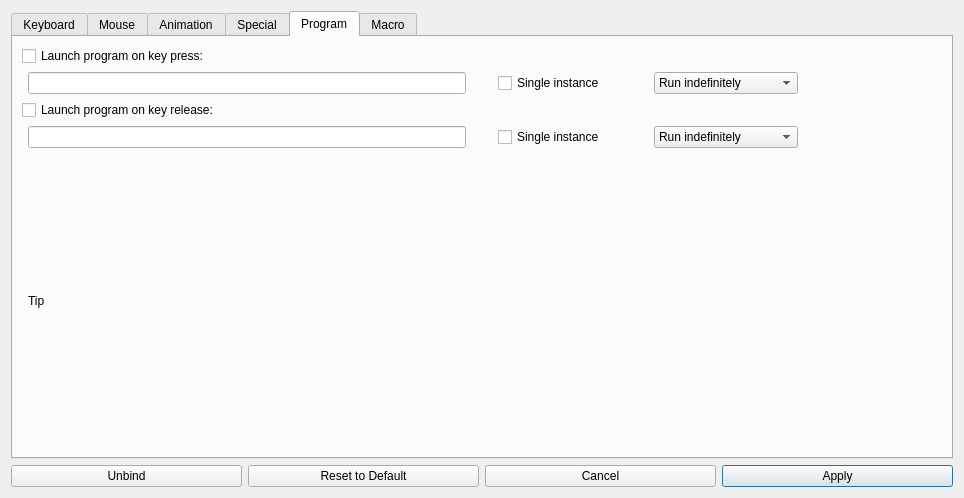
Above: src/ckb/rebindwidget.ui from sterpe/ckb-next before the change. Below: the same form after it.
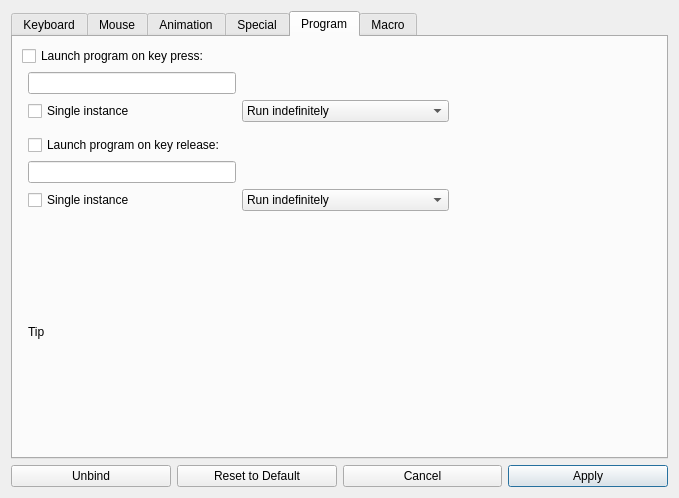
That is the form after the change. The open tabs and pages were chosen to show the change.

Commit message:
Make GUI even smaller
The GUI is even smaller, however in case the Macro tab is used, it needs
direct expansion (as before)

Patch:
```diff
--- a/src/ckb/rebindwidget.ui
+++ b/src/ckb/rebindwidget.ui
@@ -6,7 +6,7 @@
    <rect>
     <x>0</x>
     <y>0</y>
-    <width>964</width>
+    <width>679</width>
     <height>498</height>
    </rect>
   </property>
@@ -974,6 +974,45 @@
        <string>Program</string>
       </attribute>
       <layout class="QGridLayout" name="gridLayout_4">
+       <item row="7" column="1">
+        <widget class="QCheckBox" name="programKrButton">
+         <property name="text">
+          <string>Launch program on key release:</string>
+         </property>
+        </widget>
+       </item>
+       <item row="12" column="1" colspan="2">
+        <widget class="QLabel" name="progTipLabel">
+         <property name="sizePolicy">
+          <sizepolicy hsizetype="MinimumExpanding" vsizetype="MinimumExpanding">
+           <horstretch>0</horstretch>
+           <verstretch>0</verstretch>
+          </sizepolicy>
+         </property>
+         <property name="text">
+          <string>Tip</string>
+         </property>
+         <property name="textInteractionFlags">
+          <set>Qt::LinksAccessibleByMouse|Qt::TextSelectableByMouse</set>
+         </property>
+        </widget>
+       </item>
+       <item row="11" column="1">
+        <widget class="QCheckBox" name="programKrSIBox">
+         <property name="sizePolicy">
+          <sizepolicy hsizetype="Expanding" vsizetype="Fixed">
+           <horstretch>0</horstretch>
+           <verstretch>0</verstretch>
+          </sizepolicy>
+         </property>
+         <property name="text">
+          <string>Single instance</string>
+         </property>
+        </widget>
+       </item>
+       <item row="9" column="1">
+        <widget class="QLineEdit" name="programKrBox"/>
+       </item>
        <item row="2" column="1">
         <spacer name="verticalSpacer">
          <property name="orientation">
@@ -990,26 +1029,10 @@
          </property>
         </spacer>
        </item>
-       <item row="1" column="0">
-        <spacer name="horizontalSpacer">
-         <property name="orientation">
-          <enum>Qt::Horizontal</enum>
-         </property>
-         <property name="sizeType">
-          <enum>QSizePolicy::Preferred</enum>
-         </property>
-         <property name="sizeHint" stdset="0">
-          <size>
-           <width>0</width>
-           <height>0</height>
-          </size>
-         </property>
-        </spacer>
-       </item>
        <item row="0" column="0" colspan="2">
         <widget class="QCheckBox" name="programKpButton">
          <property name="sizePolicy">
-          <sizepolicy hsizetype="Expanding" vsizetype="Fixed">
+          <sizepolicy hsizetype="MinimumExpanding" vsizetype="Fixed">
            <horstretch>0</horstretch>
            <verstretch>0</verstretch>
           </sizepolicy>
@@ -1022,47 +1045,28 @@
        <item row="1" column="1">
         <widget class="QLineEdit" name="programKpBox"/>
        </item>
-       <item row="0" column="2" colspan="2">
-        <spacer name="horizontalSpacer_11">
-         <property name="orientation">
-          <enum>Qt::Horizontal</enum>
+       <item row="11" column="2">
+        <widget class="QComboBox" name="programKrModeBox">
+         <property name="sizePolicy">
+          <sizepolicy hsizetype="Expanding" vsizetype="Fixed">
+           <horstretch>0</horstretch>
+           <verstretch>0</verstretch>
+          </sizepolicy>
          </property>
-         <property name="sizeHint" stdset="0">
-          <size>
-           <width>0</width>
-           <height>0</height>
-          </size>
-         </property>
-        </spacer>
-       </item>
-       <item row="1" column="2">
-        <spacer name="horizontalSpacer_13">
-         <property name="orientation">
-          <enum>Qt::Horizontal</enum>
-         </property>
-         <property name="sizeType">
-          <enum>QSizePolicy::Fixed</enum>
-         </property>
-         <property name="sizeHint" stdset="0">
-          <size>
-           <width>20</width>
-           <height>20</height>
-          </size>
-         </property>
-        </spacer>
-       </item>
-       <item row="4" column="1">
-        <widget class="QLineEdit" name="programKrBox"/>
-       </item>
-       <item row="3" column="0" colspan="2">
-        <widget class="QCheckBox" name="programKrButton">
+         <item>
+          <property name="text">
+           <string>Run indefinitely</string>
+          </property>
+         </item>
+         <item>
          <property name="text">
-          <string>Launch program on key release:</string>
-         </property>
+           <string>Stop on re-press</string>
+          </property>
+         </item>
         </widget>
        </item>
-       <item row="0" column="4">
-        <spacer name="horizontalSpacer_12">
+       <item row="4" column="3">
+        <spacer name="horizontalSpacer">
          <property name="orientation">
           <enum>Qt::Horizontal</enum>
          </property>
@@ -1074,25 +1078,7 @@
          </property>
         </spacer>
        </item>
-       <item row="1" column="3" colspan="2">
-        <widget class="QWidget" name="programKpExtra" native="true">
-         <layout class="QHBoxLayout" name="horizontalLayout_2">
-          <property name="spacing">
-           <number>12</number>
-          </property>
-          <property name="leftMargin">
-           <number>0</number>
-          </property>
-          <property name="topMargin">
-           <number>0</number>
-          </property>
-          <property name="rightMargin">
-           <number>0</number>
-          </property>
-          <property name="bottomMargin">
-           <number>0</number>
-          </property>
-          <item>
+       <item row="4" column="1">
            <widget class="QCheckBox" name="programKpSIBox">
             <property name="sizePolicy">
              <sizepolicy hsizetype="Expanding" vsizetype="Fixed">
@@ -1105,7 +1091,7 @@
             </property>
            </widget>
           </item>
-          <item>
+       <item row="4" column="2">
            <widget class="QComboBox" name="programKpModeBox">
             <property name="sizePolicy">
              <sizepolicy hsizetype="Expanding" vsizetype="Fixed">
@@ -1130,104 +1116,12 @@
             </item>
            </widget>
           </item>
-          <item>
-           <spacer name="horizontalSpacer_15">
+       <item row="6" column="1">
+        <spacer name="verticalSpacer_12">
             <property name="orientation">
-             <enum>Qt::Horizontal</enum>
-            </property>
-            <property name="sizeHint" stdset="0">
-             <size>
-              <width>0</width>
-              <height>0</height>
-             </size>
-            </property>
-           </spacer>
-          </item>
-         </layout>
-        </widget>
-       </item>
-       <item row="4" column="3" colspan="2">
-        <widget class="QWidget" name="programKrExtra" native="true">
-         <layout class="QHBoxLayout" name="horizontalLayout_3">
-          <property name="spacing">
-           <number>12</number>
-          </property>
-          <property name="leftMargin">
-           <number>0</number>
-          </property>
-          <property name="topMargin">
-           <number>0</number>
-          </property>
-          <property name="rightMargin">
-           <number>0</number>
-          </property>
-          <property name="bottomMargin">
-           <number>0</number>
-          </property>
-          <item>
-           <widget class="QCheckBox" name="programKrSIBox">
-            <property name="sizePolicy">
-             <sizepolicy hsizetype="Expanding" vsizetype="Fixed">
-              <horstretch>0</horstretch>
-              <verstretch>0</verstretch>
-             </sizepolicy>
-            </property>
-            <property name="text">
-             <string>Single instance</string>
-            </property>
-           </widget>
-          </item>
-          <item>
-           <widget class="QComboBox" name="programKrModeBox">
-            <property name="sizePolicy">
-             <sizepolicy hsizetype="Expanding" vsizetype="Fixed">
-              <horstretch>0</horstretch>
-              <verstretch>0</verstretch>
-             </sizepolicy>
-            </property>
-            <item>
-             <property name="text">
-              <string>Run indefinitely</string>
-             </property>
-            </item>
-            <item>
-             <property name="text">
-              <string>Stop on re-press</string>
-             </property>
-            </item>
-           </widget>
-          </item>
-          <item>
-           <spacer name="horizontalSpacer_16">
-            <property name="orientation">
-             <enum>Qt::Horizontal</enum>
-            </property>
-            <property name="sizeHint" stdset="0">
-             <size>
-              <width>0</width>
-              <height>0</height>
-             </size>
-            </property>
-           </spacer>
-          </item>
-         </layout>
-        </widget>
-       </item>
-       <item row="5" column="1" colspan="4">
-        <widget class="QLabel" name="progTipLabel">
-         <property name="sizePolicy">
-          <sizepolicy hsizetype="Expanding" vsizetype="Expanding">
-           <horstretch>0</horstretch>
-           <verstretch>0</verstretch>
-          </sizepolicy>
-         </property>
-         <property name="text">
-          <string>Tip</string>
-         </property>
-         <property name="textInteractionFlags">
-          <set>Qt::LinksAccessibleByMouse|Qt::TextSelectableByMouse</set>
-         </property>
-        </widget>
+          <enum>Qt::Vertical</enum>
+         </property>
+        </spacer>
        </item>
       </layout>
      </widget>
```
Left out of the diff: 186 changed lines with no effect on the pictures. Lines whose indentation alone changed are shown as unchanged. The commit also changes 1 other file.
